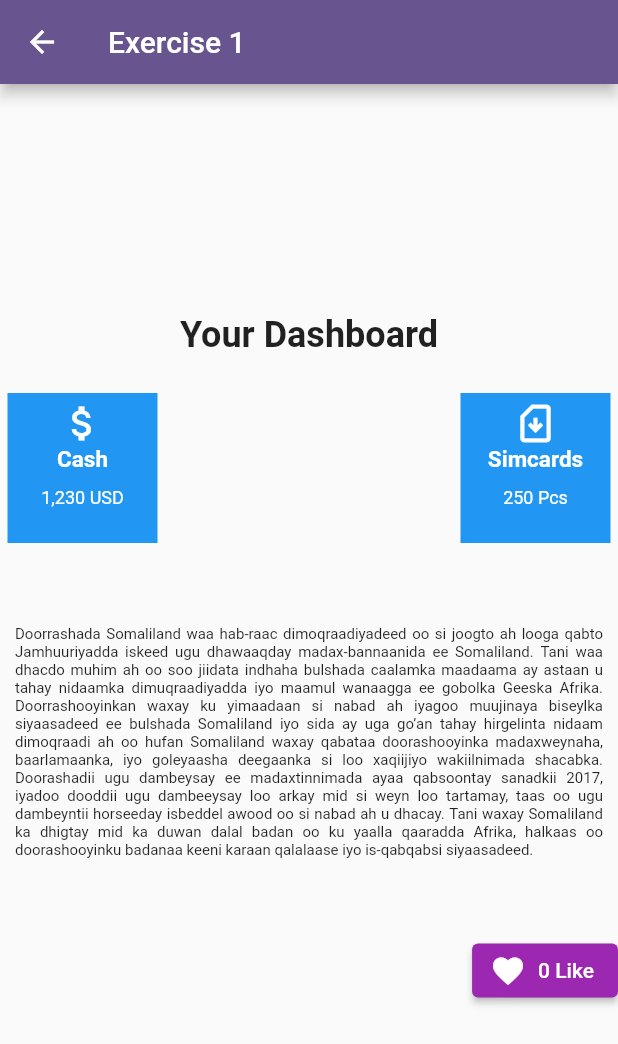
After one commit to AbdillahiMohamed/TLS_Academy, a Flutter app: the DashboardPage screen opened directly, on a phone screen of 412 x 824 dp. The commit adds this screen. Shown: the top 1044 px of the screen. Run offline on Flutter 3.47's test engine with Material 3 defaults, Android fonts, the phone set to English and light mode, and no system bars.

Commit message:
New Exercise Four

```diff
--- a/lib/classwork1.dart
+++ b/lib/classwork1.dart
@@ -26,7 +26,7 @@ class classWorkOne extends StatelessWidget {
             Container(
               color: Colors.grey[300],
               child: Text(
-                'Doorrashada Somaliland waa hab-raac dimoqraadiyadeed oo si joogto ah looga qabto Jamhuuriyadda iskeed ugu dhawaaqday madax-bannaanida ee Somaliland. Tani waa dhacdo muhim ah oo soo jiidata indhaha bulshada caalamka maadaama ay astaan u tahay nidaamka dimuqraadiyadda iyo maamul wanaagga ee gobolka Geeska Afrika. Doorrashooyinkan waxay ku yimaadaan si nabad ah iyagoo muujinaya biseylka siyaasadeed ee bulshada Somaliland iyo sida ay uga go’an tahay hirgelinta nidaam dimoqraadi ah oo hufan.',
+                'Somaliland waxay qabataa doorashooyinka madaxweynaha, baarlamaanka, iyo goleyaasha deegaanka si loo xaqiijiyo wakiilnimada shacabka. Doorashadii ugu dambeysay ee madaxtinnimada ayaa qabsoontay sanadkii 2017, iyadoo dooddii ugu dambeeysay loo arkay mid si weyn loo tartamay, taas oo ugu dambeyntii horseeday isbeddel awood oo si nabad ah u dhacay. Tani waxay Somaliland ka dhigtay mid ka duwan dalal badan oo ku yaalla qaaradda Afrika, halkaas oo doorashooyinku badanaa keeni karaan qalalaase iyo is-qabqabsi siyaasadeed.',
                 style: TextStyle(color: Colors.grey[700], fontSize: 20),
               ),
             ),
--- /dev/null
+++ b/lib/classwork2.dart
@@ -0,0 +1,142 @@
+import 'package:flutter/material.dart';
+
+class DashboardPage extends StatefulWidget {
+  @override
+  _DashboardPageState createState() => _DashboardPageState();
+}
+
+class _DashboardPageState extends State<DashboardPage> {
+  int likeCount = 0; // Initialize the like counter
+
+  @override
+  Widget build(BuildContext context) {
+    return Scaffold(
+      appBar: AppBar(
+        title: Text('Exercise 1'),
+      ),
+      body: Column(
+        mainAxisAlignment: MainAxisAlignment.center,
+        children: [
+          Text(
+            'Your Dashboard',
+            style: TextStyle(fontSize: 24, fontWeight: FontWeight.bold),
+          ),
+          SizedBox(height: 20),
+          // Dashboard icons and labels (Cash and Accounts)
+          Row(
+            mainAxisAlignment: MainAxisAlignment.spaceBetween,
+            children: [
+              Column(
+                children: [
+                  Container(
+                    height: 100,
+                    width: 100,
+                    color: Colors.blue,
+                    margin: EdgeInsets.all(5),
+                    padding: EdgeInsets.all(5),
+                    child: Column(
+                      children: [
+                        Icon(
+                          Icons.attach_money,
+                          color: Colors.white,
+                          size: 30,
+                        ),
+                        Text(
+                          'Cash',
+                          style: TextStyle(
+                            color: Colors.white,
+                            fontSize: 15,
+                            fontWeight: FontWeight.bold,
+                          ),
+                        ),
+                        SizedBox(
+                          height: 10,
+                        ),
+                        Text(
+                          '1,230 USD',
+                          style: TextStyle(
+                            color: Colors.white,
+                            fontSize: 12,
+                          ),
+                        ),
+                      ],
+                    ),
+                  ),
+                ],
+              ),
+              SizedBox(width: 40), // Space between icons
+              Container(
+                height: 100,
+                width: 100,
+                color: Colors.blue,
+                margin: EdgeInsets.all(5),
+                padding: EdgeInsets.all(5),
+                child: Column(
+                  children: [
+                    Icon(
+                      Icons.sim_card_download_outlined,
+                      color: Colors.white,
+                      size: 30,
+                    ),
+                    Text(
+                      'Simcards',
+                      style: TextStyle(
+                        color: Colors.white,
+                        fontSize: 15,
+                        fontWeight: FontWeight.bold,
+                      ),
+                    ),
+                    SizedBox(
+                      height: 10,
+                    ),
+                    Text(
+                      '250 Pcs',
+                      style: TextStyle(
+                        color: Colors.white,
+                        fontSize: 12,
+                      ),
+                    ),
+                  ],
+                ),
+              ),
+            ],
+          ),
+          SizedBox(height: 40),
+          Column(
+            children: [
+              Container(
+                margin: EdgeInsets.all(5), // Add margin around the text
+                padding: EdgeInsets.all(5), // Add padding inside the container
+                child: Text(
+                  'Doorrashada Somaliland waa hab-raac dimoqraadiyadeed oo si joogto ah looga qabto Jamhuuriyadda iskeed ugu dhawaaqday madax-bannaanida ee Somaliland. Tani waa dhacdo muhim ah oo soo jiidata indhaha bulshada caalamka maadaama ay astaan u tahay nidaamka dimuqraadiyadda iyo maamul wanaagga ee gobolka Geeska Afrika. Doorrashooyinkan waxay ku yimaadaan si nabad ah iyagoo muujinaya biseylka siyaasadeed ee bulshada Somaliland iyo sida ay uga go’an tahay hirgelinta nidaam dimoqraadi ah oo hufan Somaliland waxay qabataa doorashooyinka madaxweynaha, baarlamaanka, iyo goleyaasha deegaanka si loo xaqiijiyo wakiilnimada shacabka. Doorashadii ugu dambeysay ee madaxtinnimada ayaa qabsoontay sanadkii 2017, iyadoo dooddii ugu dambeeysay loo arkay mid si weyn loo tartamay, taas oo ugu dambeyntii horseeday isbeddel awood oo si nabad ah u dhacay. Tani waxay Somaliland ka dhigtay mid ka duwan dalal badan oo ku yaalla qaaradda Afrika, halkaas oo doorashooyinku badanaa keeni karaan qalalaase iyo is-qabqabsi siyaasadeed.',
+                  textAlign: TextAlign.justify, // This will justify the text
+                  style: TextStyle(
+                      fontSize:
+                          10), // Adjusted font size for better readability
+                ),
+              ),
+            ],
+          ),
+          SizedBox(height: 40),
+          // Add other widgets or content here...
+          // "Like" button section
+          Align(
+            alignment: Alignment.bottomRight,
+            child: ElevatedButton.icon(
+              onPressed: () {
+                setState(() {
+                  likeCount++; // Increment the like counter
+                });
+              },
+              icon: Icon(Icons.favorite, color: Colors.white),
+              label: Text('$likeCount Like'),
+              style: ElevatedButton.styleFrom(
+                primary: Colors.purple, // Background color
+              ),
+            ),
+          ),
+        ],
+      ),
+    );
+  }
+}
--- a/lib/main.dart
+++ b/lib/main.dart
@@ -3,6 +3,8 @@ import 'package:tls_project/lesson1.dart';
 import 'package:tls_project/lesson2.dart';
 import 'package:tls_project/classwork1.dart';
 import 'package:tls_project/test.dart';
+import 'package:tls_project/classwork2.dart';
+import 'package:tls_project/classwork3.dart';
 
 void main() {
   runApp(const MyApp());
@@ -35,7 +37,7 @@ class MyApp extends StatelessWidget {
         colorScheme: ColorScheme.fromSeed(seedColor: Colors.deepPurple),
         useMaterial3: false,
       ),
-      home: classWorkOne(),
+      home: ExerciseApp(),
     );
   }
 }
```
Also changed, not shown: lib/classwork3.dart (added, +121 -0 lines), lib/lesson3.dart (added, +15 -0 lines), lib/test.dart (+87 -39 lines), pubspec.yaml (+4 -6 lines), assets/images/fab.jpg (added), assets/images/mon.jpg (added), assets/images/prosper.jpg (added), assets/images/sea.jpg (added), flutter_01.png (added), 1 other file.
